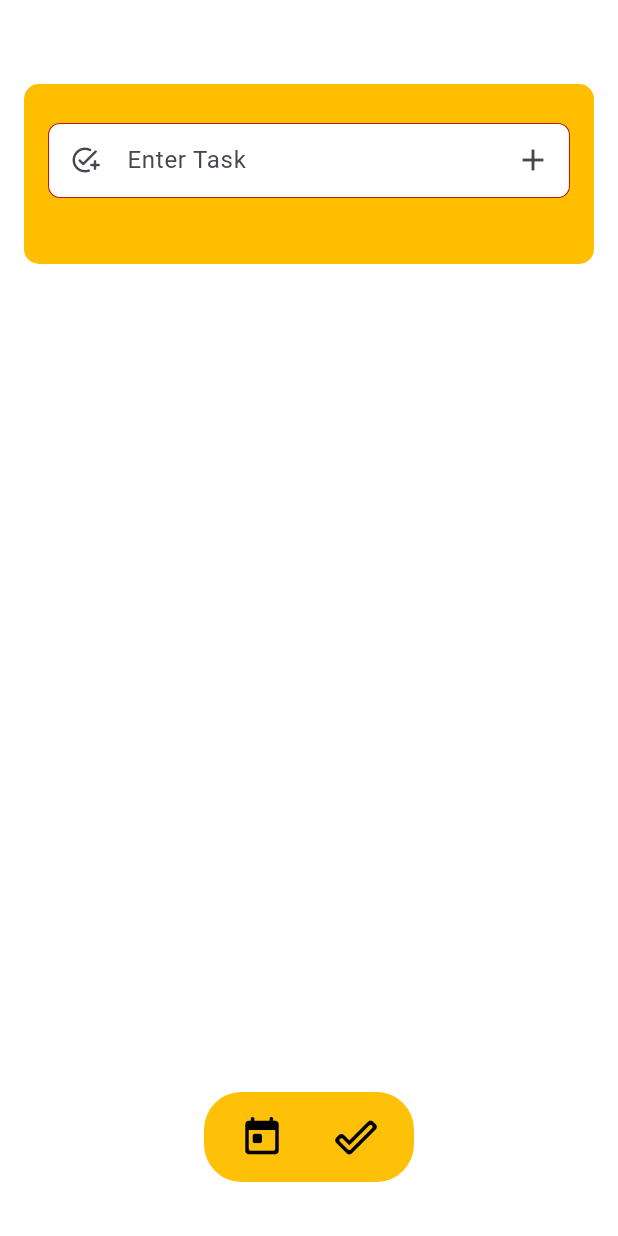
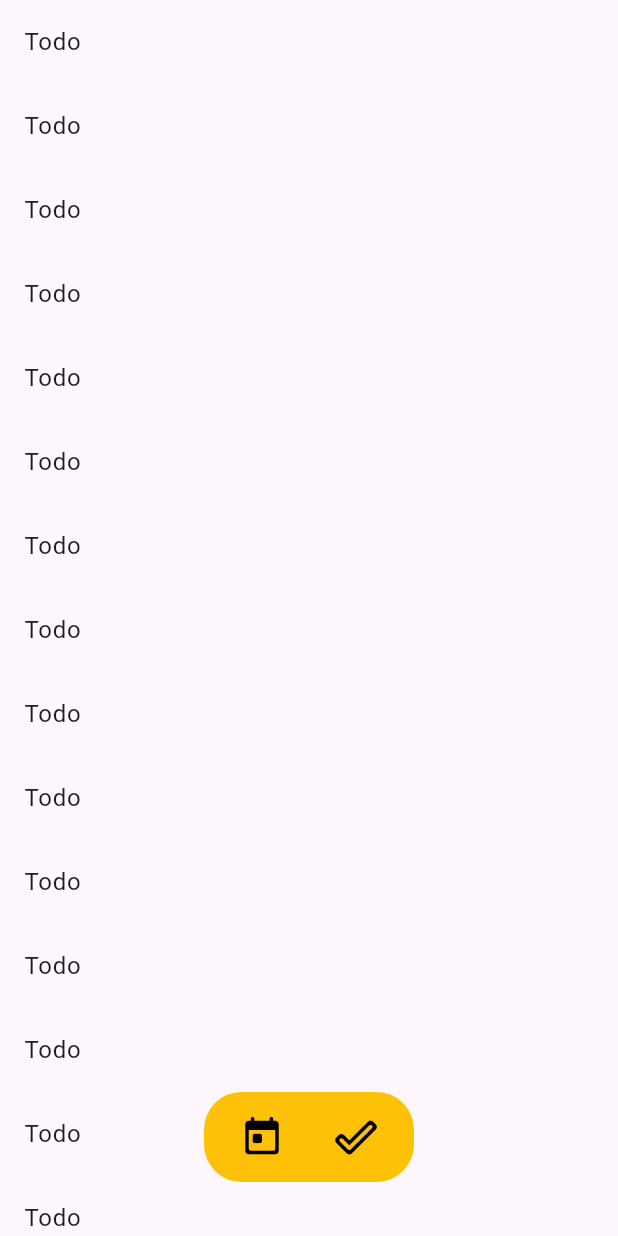
Before and after one commit to AthulUllas/Todo, a Flutter app: the screen it shows after launch, after a tap on the "done outline" icon, on a phone screen of 412 x 824 dp. Run offline on Flutter 3.47's test engine with Material 3 defaults, Android fonts, the phone set to English and light mode, and no system bars; our stand-ins replace flutter_hooks, hooks_riverpod, riverpod_annotation; generated files the repository leaves out were written again.

Commit message:
Completed routing

```diff
--- /dev/null
+++ b/lib/views/pages/completed_todos_page.dart
@@ -0,0 +1,22 @@
+import 'package:flutter/material.dart';
+import 'package:todo/views/widgets/bottom_bar.dart';
+
+class CompletedTodosPage extends StatelessWidget {
+  const CompletedTodosPage({super.key});
+
+  @override
+  Widget build(BuildContext context) {
+    return Scaffold(
+      body: ListView.builder(itemBuilder: (context, index) {
+        return const ListTile(
+          title: Text("Todo"),
+        );
+      }),
+      floatingActionButton: const Padding(
+        padding: EdgeInsets.only(bottom: 20.0),
+        child: BottomBar(),
+      ),
+      floatingActionButtonLocation: FloatingActionButtonLocation.centerFloat,
+    );
+  }
+}
--- a/lib/views/pages/homepage.dart
+++ b/lib/views/pages/homepage.dart
@@ -22,7 +22,7 @@ class Homepage extends HookConsumerWidget {
         content: const Text("Your todo is empty"));
     final descriptionController = useTextEditingController();
     return Scaffold(
-      backgroundColor: Colors.transparent,
+      backgroundColor: const Color.fromARGB(255, 0, 20, 37),
       appBar: AppBar(
         backgroundColor: Colors.transparent,
         title: const Text(""),
--- a/lib/views/widgets/bottom_bar.dart
+++ b/lib/views/widgets/bottom_bar.dart
@@ -1,4 +1,6 @@
 import 'package:flutter/material.dart';
+import 'package:todo/views/pages/completed_todos_page.dart';
+import 'package:todo/views/pages/homepage.dart';
 
 class BottomBar extends StatelessWidget {
   const BottomBar({super.key});
@@ -14,14 +16,27 @@ class BottomBar extends StatelessWidget {
         mainAxisAlignment: MainAxisAlignment.spaceEvenly,
         children: [
           IconButton(
-              onPressed: () {},
+              onPressed: () {
+                Navigator.pushAndRemoveUntil(
+                  context,
+                  MaterialPageRoute(builder: (context) => const Homepage()),
+                  (route) => false,
+                );
+              },
               icon: const Icon(
                 Icons.today_rounded,
                 size: 30,
                 color: Colors.black,
               )),
           IconButton(
-              onPressed: () {},
+              onPressed: () {
+                Navigator.pushAndRemoveUntil(
+                  context,
+                  MaterialPageRoute(
+                      builder: (context) => const CompletedTodosPage()),
+                  (route) => false,
+                );
+              },
               icon: const Icon(
                 Icons.done_outline_rounded,
                 size: 30,
```
